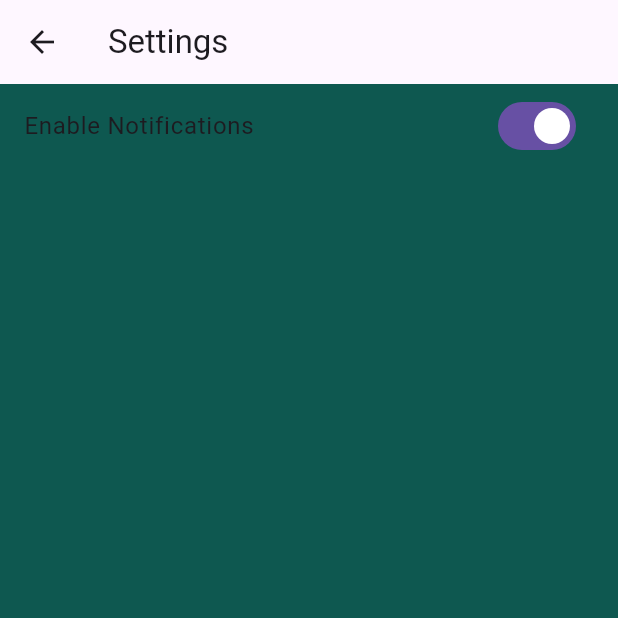
After one commit to Santana-clauss/flutter-demo, a Flutter app: the SettingsPage screen opened directly, on a phone screen of 412 x 824 dp, the top half of it. The commit adds this screen. Run offline on Flutter 3.47's test engine with Material 3 defaults, Android fonts, the phone set to English and light mode, and no system bars; our stand-ins replace curved_navigation_bar, get, shared_preferences, sqflite; accounts and stored records are empty; Roboto replaces fonts that are missing (urbanist).

Commit message:
settings page

```diff
--- a/project_1/lib/main.dart
+++ b/project_1/lib/main.dart
@@ -3,9 +3,14 @@
 
 import 'package:flutter/material.dart';
 import 'package:get/get.dart';
+import 'package:project_1/config/const.dart';
 import 'package:project_1/utils/routes.dart';
 void main() {
   runApp(GetMaterialApp(
+    //themes using the same fonts
+  theme: ThemeData(fontFamily:"urbanist",scaffoldBackgroundColor:primaryColor ),
+    //using the same background in every page
+    //
    //home: LoginPage(),
   initialRoute: "/login",
   debugShowCheckedModeBanner: false,
--- /dev/null
+++ b/project_1/lib/views/pages/settings.dart
@@ -0,0 +1,36 @@
+import 'package:flutter/material.dart';
+
+class SettingsPage extends StatefulWidget {
+  @override
+  _SettingsPageState createState() => _SettingsPageState();
+}
+
+class _SettingsPageState extends State<SettingsPage> {
+  bool _notificationsEnabled = true; // Example setting
+
+  @override
+  Widget build(BuildContext context) {
+    return Scaffold(
+      appBar: AppBar(
+        title: Text('Settings'),
+      ),
+      body: ListView(
+        children: <Widget>[
+          ListTile(
+            title: Text('Enable Notifications'),
+            trailing: Switch(
+              value: _notificationsEnabled,
+              onChanged: (newValue) {
+                setState(() {
+                  _notificationsEnabled = newValue;
+                  // Perform any necessary actions when the setting is changed
+                });
+              },
+            ),
+          ),
+          // Add more ListTile widgets for additional settings
+        ],
+      ),
+    );
+  }
+}
```
